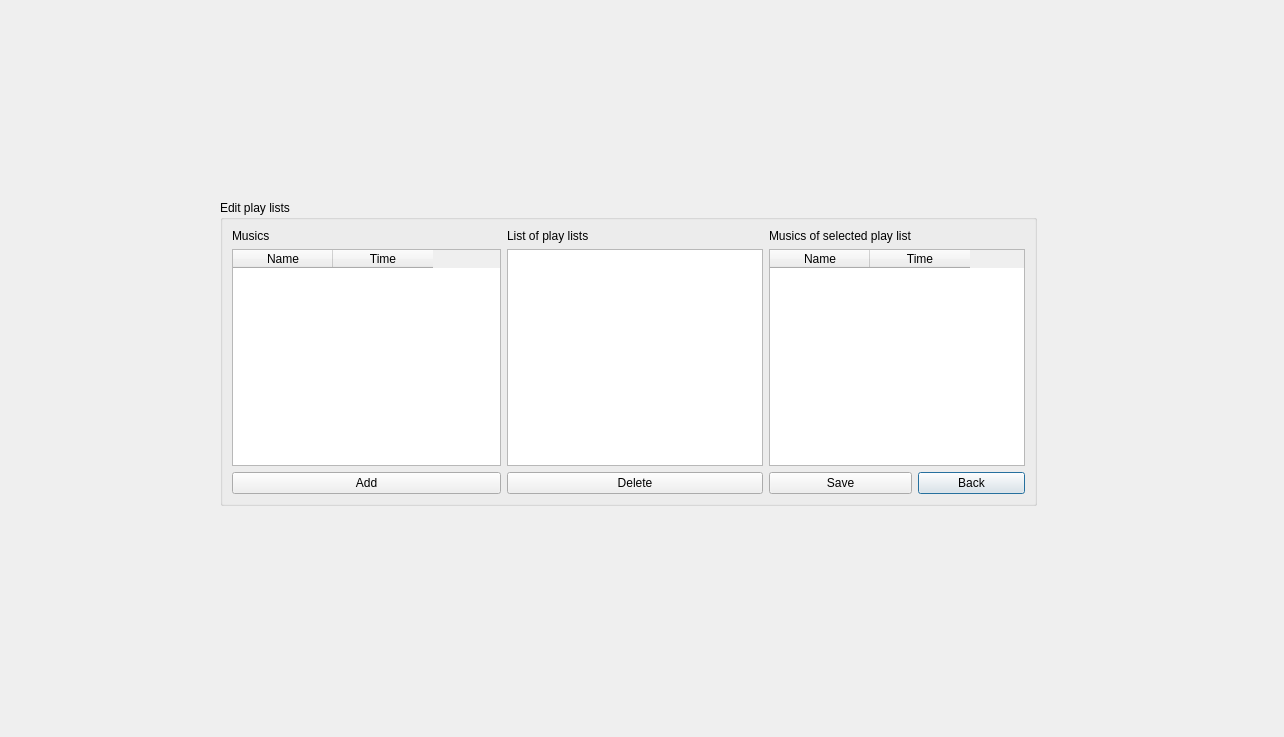
This is ui/editplaylist.ui in Avesta85/JukeBox as Qt 5 draws it before an edit. The edited form follows.
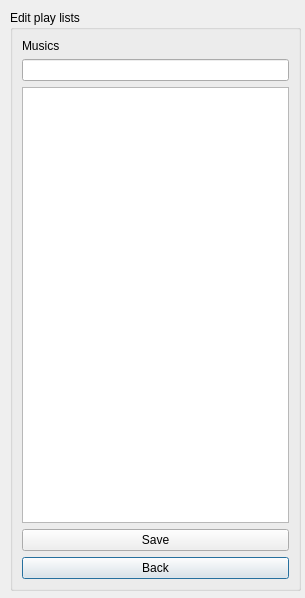
This is the edited form.

Diff of the .ui file:
```diff
--- a/ui/editplaylist.ui
+++ b/ui/editplaylist.ui
@@ -6,8 +6,8 @@
    <rect>
     <x>0</x>
     <y>0</y>
-    <width>1284</width>
-    <height>737</height>
+    <width>305</width>
+    <height>598</height>
    </rect>
   </property>
   <property name="windowTitle">
@@ -16,30 +16,16 @@
   <widget class="QGroupBox" name="groupBox">
    <property name="geometry">
     <rect>
-     <x>220</x>
-     <y>200</y>
-     <width>817</width>
-     <height>306</height>
+     <x>10</x>
+     <y>10</y>
+     <width>291</width>
+     <height>581</height>
     </rect>
    </property>
    <property name="title">
     <string>Edit play lists</string>
    </property>
    <layout class="QGridLayout" name="gridLayout">
-    <item row="2" column="4">
-     <widget class="QPushButton" name="pushButton_back">
-      <property name="text">
-       <string>Back</string>
-      </property>
-     </widget>
-    </item>
-    <item row="2" column="1" colspan="2">
-     <widget class="QPushButton" name="pushButton_delete">
-      <property name="text">
-       <string>Delete</string>
-      </property>
-     </widget>
-    </item>
     <item row="0" column="0">
      <widget class="QLabel" name="label">
       <property name="text">
@@ -47,67 +33,25 @@
       </property>
      </widget>
     </item>
-    <item row="0" column="1">
-     <widget class="QLabel" name="label_2">
-      <property name="autoFillBackground">
-       <bool>false</bool>
-      </property>
-      <property name="text">
-       <string>List of play lists</string>
-      </property>
-     </widget>
-    </item>
-    <item row="1" column="1" colspan="2">
-     <widget class="QListWidget" name="listWidget_2"/>
-    </item>
-    <item row="0" column="3">
-     <widget class="QLabel" name="label_3">
-      <property name="text">
-       <string>Musics of selected play list</string>
-      </property>
-     </widget>
-    </item>
-    <item row="1" column="0">
-     <widget class="QTableWidget" name="tableWidget">
-      <column>
-       <property name="text">
-        <string>Name</string>
-       </property>
-      </column>
-      <column>
-       <property name="text">
-        <string>Time</string>
-       </property>
-      </column>
-     </widget>
-    </item>
     <item row="2" column="0">
-     <widget class="QPushButton" name="pushButton_add">
+     <widget class="QTableWidget" name="tableWidget_allSong"/>
+    </item>
+    <item row="5" column="0">
+     <widget class="QPushButton" name="pushButton_back">
       <property name="text">
-       <string>Add</string>
+       <string>Back</string>
       </property>
      </widget>
     </item>
-    <item row="2" column="3">
+    <item row="4" column="0">
      <widget class="QPushButton" name="pushButton_save">
       <property name="text">
        <string>Save</string>
       </property>
      </widget>
     </item>
-    <item row="1" column="3" colspan="2">
-     <widget class="QTableWidget" name="tableWidget_2">
-      <column>
-       <property name="text">
-        <string>Name</string>
-       </property>
-      </column>
-      <column>
-       <property name="text">
-        <string>Time</string>
-       </property>
-      </column>
-     </widget>
+    <item row="1" column="0">
+     <widget class="QLineEdit" name="lineEdit_playlistName"/>
     </item>
    </layout>
   </widget>
```
